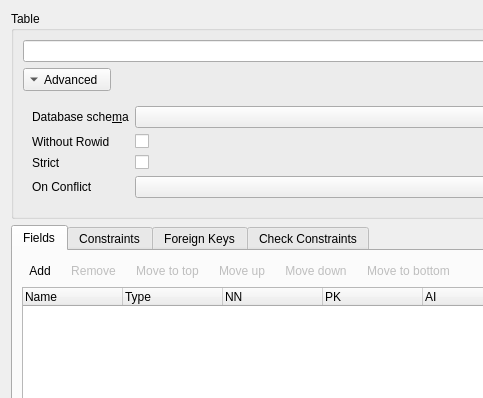
sqlitebrowser/sqlitebrowser, file src/EditTableDialog.ui: the form before one commit; both pictures show x 0 to 483 and y 0 to 398 of the 800 by 600 pixel window.
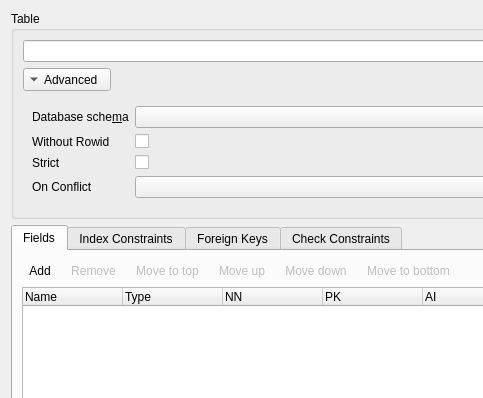
The form after the commit. Icons and pictures are not drawn. Custom widgets are drawn as their Qt base class.

Commit message:
Refactor the constraints tab in the Edit Table dialog
After moving both foreign keys and check constraints to different tabs
in the Edit Table dialog, the previous constraints tab now only shows
primary keys and unique constraints. To accomodate for this reduced
feature set, this commit renames their internal names and uses a
narrower data type for handling the constraints.

```diff
--- a/src/EditTableDialog.ui
+++ b/src/EditTableDialog.ui
@@ -404,7 +404,7 @@
       </widget>
       <widget class="QWidget" name="tab">
        <attribute name="title">
-        <string>Constraints</string>
+        <string>Index Constraints</string>
        </attribute>
        <layout class="QVBoxLayout" name="verticalLayout_4">
         <item>
```
Left out of the diff: 18 changed lines with no effect on the pictures. The commit also changes 2 other files.
